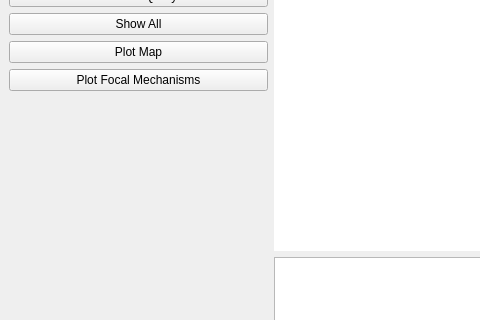
Before: the Qt Designer form isp/resources/designer_uis/EventLocationFrame.ui in ProjectISP/ISP, drawn with Qt 5; both pictures show x 0 to 480 and y 333 to 653 of the 1280 by 899 pixel window.
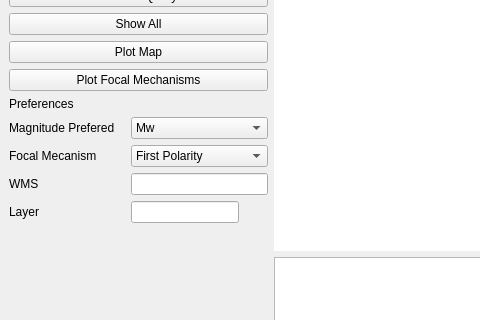
After: the same form once the commit is applied. Custom widgets are drawn as their Qt base class.

```diff
--- a/isp/resources/designer_uis/EventLocationFrame.ui
+++ b/isp/resources/designer_uis/EventLocationFrame.ui
@@ -308,6 +308,105 @@
         </property>
        </widget>
       </item>
+      <item row="14" column="0" colspan="2">
+       <widget class="QLabel" name="label">
+        <property name="text">
+         <string>Preferences</string>
+        </property>
+       </widget>
+      </item>
+      <item row="15" column="0">
+       <widget class="QLabel" name="label_12">
+        <property name="text">
+         <string>Magnitude Prefered</string>
+        </property>
+       </widget>
+      </item>
+      <item row="15" column="1">
+       <widget class="QComboBox" name="magnitudeCB">
+        <item>
+         <property name="text">
+          <string>Mw</string>
+         </property>
+        </item>
+        <item>
+         <property name="text">
+          <string>Ms</string>
+         </property>
+        </item>
+        <item>
+         <property name="text">
+          <string>ML</string>
+         </property>
+        </item>
+        <item>
+         <property name="text">
+          <string>Mc</string>
+         </property>
+        </item>
+       </widget>
+      </item>
+      <item row="16" column="0">
+       <widget class="QLabel" name="label_13">
+        <property name="text">
+         <string>Focal Mecanism</string>
+        </property>
+       </widget>
+      </item>
+      <item row="16" column="1">
+       <widget class="QComboBox" name="methodCB">
+        <item>
+         <property name="text">
+          <string>First Polarity</string>
+         </property>
+        </item>
+        <item>
+         <property name="text">
+          <string>MTI</string>
+         </property>
+        </item>
+       </widget>
+      </item>
+      <item row="17" column="0">
+       <widget class="QLabel" name="label_14">
+        <property name="text">
+         <string>WMS</string>
+        </property>
+       </widget>
+      </item>
+      <item row="17" column="1">
+       <widget class="QLineEdit" name="wmsLE">
+        <property name="sizePolicy">
+         <sizepolicy hsizetype="Minimum" vsizetype="Fixed">
+          <horstretch>0</horstretch>
+          <verstretch>0</verstretch>
+         </sizepolicy>
+        </property>
+        <property name="minimumSize">
+         <size>
+          <width>125</width>
+          <height>21</height>
+         </size>
+        </property>
+       </widget>
+      </item>
+      <item row="18" column="0">
+       <widget class="QLabel" name="label_15">
+        <property name="text">
+         <string>Layer</string>
+        </property>
+       </widget>
+      </item>
+      <item row="18" column="1">
+       <widget class="QLineEdit" name="layerLE">
+        <property name="sizePolicy">
+         <sizepolicy hsizetype="Maximum" vsizetype="Fixed">
+          <horstretch>0</horstretch>
+          <verstretch>0</verstretch>
+         </sizepolicy>
+        </property>
+       </widget>
+      </item>
      </layout>
     </item>
     <item>
```
Left out of the diff: 26 changed lines with no effect on the pictures.
